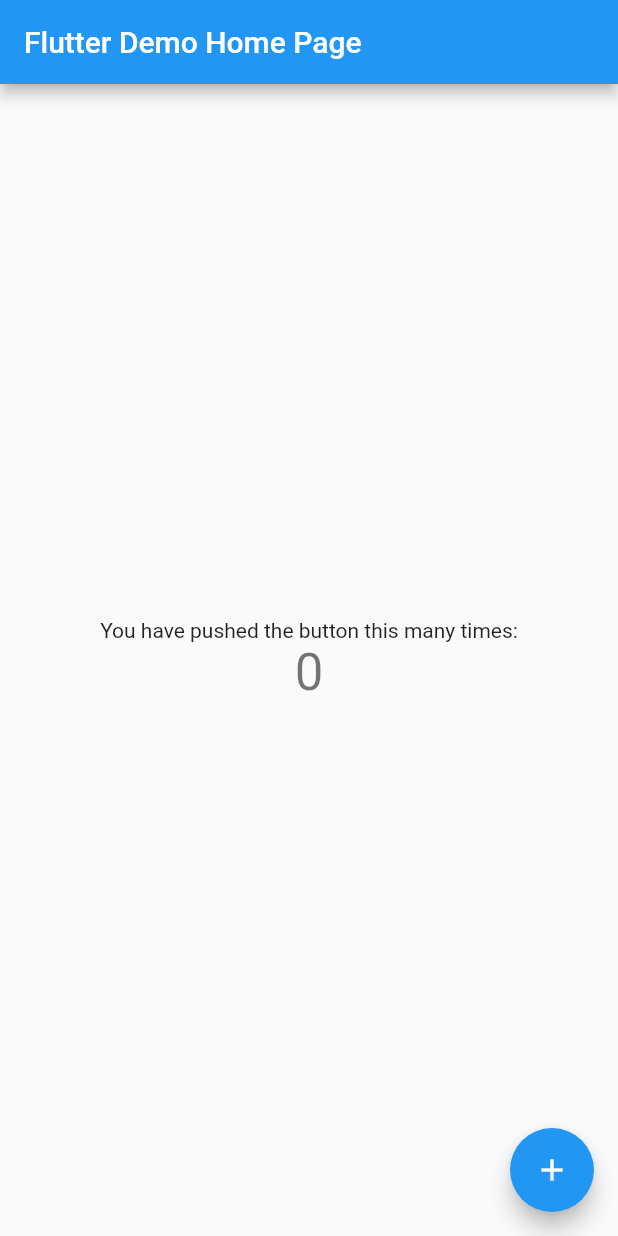
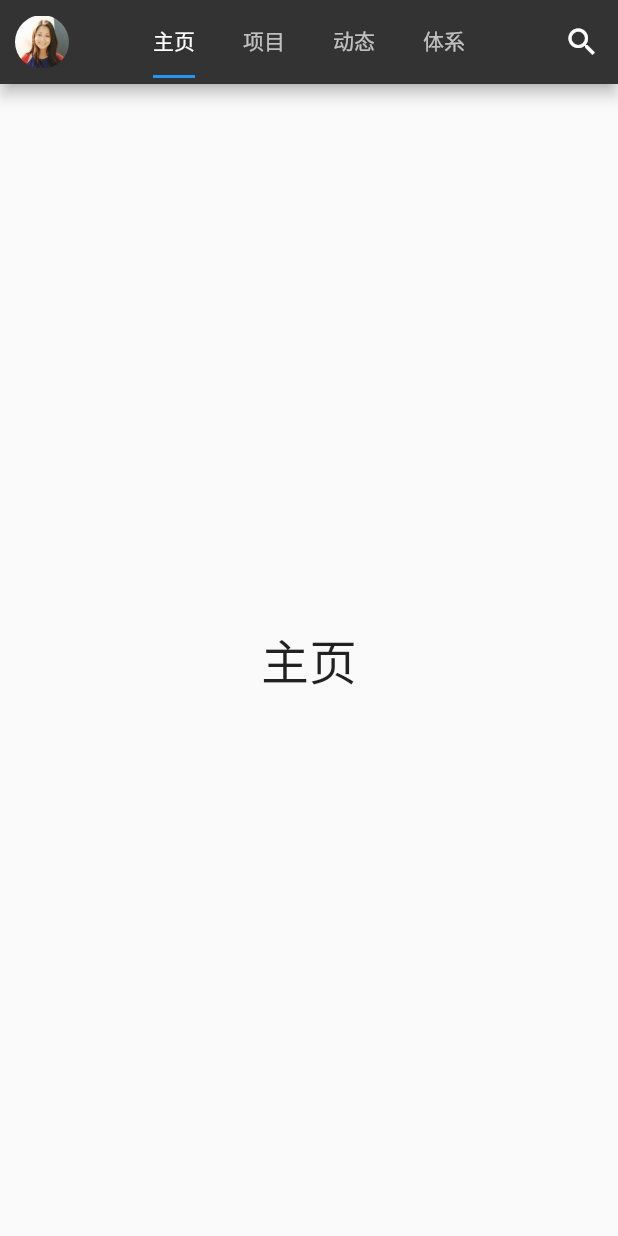
Before and after one commit to codewizard0803/Flutter-android, a Flutter app: the screen it shows after launch, on a phone screen of 412 x 824 dp. Run offline on Flutter 3.47's test engine with Material 2 defaults, Android fonts, the phone set to English and light mode, and no system bars; missing offline and left inert: common_utils.

Commit message:
version 0.0.1

```diff
--- a/lib/main.dart
+++ b/lib/main.dart
@@ -1,111 +1,171 @@
 import 'package:flutter/material.dart';
-import 'package:flazy/flazy.dart';
+import 'package:common_utils/common_utils.dart';
+import 'package:flutter/src/scheduler/ticker.dart';
 
 void main() => runApp(new MyApp());
 
 class MyApp extends StatelessWidget {
-  // This widget is the root of your application.
+  static const MaterialColor appMainColor = MaterialColor(
+    _appMainColor,
+    <int, Color>{
+      500: Color(_appMainColor),
+    },
+  );
+  static const int _appMainColor = 0xFF333333;
+
   @override
   Widget build(BuildContext context) {
+    // MaterialColor.
     return new MaterialApp(
-      title: 'Flutter Demo',
-      theme: new ThemeData(
-        // This is the theme of your application.
-        //
-        // Try running your application with "flutter run". You'll see the
-        // application has a blue toolbar. Then, without quitting the app, try
-        // changing the primarySwatch below to Colors.green and then invoke
-        // "hot reload" (press "r" in the console where you ran "flutter run",
-        // or press Run > Flutter Hot Reload in IntelliJ). Notice that the
-        // counter didn't reset back to zero; the application is not restarted.
-        primarySwatch: Colors.blue,
+      theme: ThemeData.light().copyWith(
+        primaryColor: Color(0xFF333333),
+        indicatorColor: Colors.white,
+        splashFactory: InkRipple.splashFactory,
+        platform: TargetPlatform.android,
       ),
-      home: new MyHomePage(title: 'Flutter Demo Home Page'),
+      home: new MyHomePage(),
     );
   }
 }
 
 class MyHomePage extends StatefulWidget {
-  MyHomePage({Key key, this.title}) : super(key: key);
-
-  // This widget is the home page of your application. It is stateful, meaning
-  // that it has a State object (defined below) that contains fields that affect
-  // how it looks.
-
-  // This class is the configuration for the state. It holds the values (in this
-  // case the title) provided by the parent (in this case the App widget) and
-  // used by the build method of the State. Fields in a Widget subclass are
-  // always marked "final".
-
-  final String title;
+  MyHomePage({Key key}) : super(key: key);
 
   @override
   _MyHomePageState createState() => new _MyHomePageState();
 }
 
-class _MyHomePageState extends State<MyHomePage> {
-  int _counter = 0;
+class _Page {
+  final String label;
 
-  void _incrementCounter() {
+  _Page(this.label);
+}
+
+final List<_Page> _allPages = <_Page>[
+  new _Page('主页'),
+  new _Page('项目'),
+  new _Page('动态'),
+  new _Page('体系'),
+//  new _Page('导航'),
+];
+
+class _MyHomePageState extends State<MyHomePage> implements TickerProvider {
+  final GlobalKey<ScaffoldState> _scaffoldKey = new GlobalKey<ScaffoldState>();
+
+  Ticker _ticker;
+
+  TabController _controller;
+
+  _Page _selectedPage;
+
+  @override
+  void initState() {
+    super.initState();
+    _controller = new TabController(vsync: this, length: _allPages.length);
+    _controller.addListener(_handleTabSelection);
+  }
+
+  @override
+  void dispose() {
+    _controller.dispose();
+    assert(() {
+      if (_ticker == null || !_ticker.isActive) return true;
+      throw new FlutterError('$this was disposed with an active Ticker.\n'
+          '$runtimeType created a Ticker via its SingleTickerProviderStateMixin, but at the time '
+          'dispose() was called on the mixin, that Ticker was still active. The Ticker must '
+          'be disposed before calling super.dispose(). Tickers used by AnimationControllers '
+          'should be disposed by calling dispose() on the AnimationController itself. '
+          'Otherwise, the ticker will leak.\n'
+          'The offending ticker was: ${_ticker.toString(debugIncludeStack: true)}');
+    }());
+    super.dispose();
+  }
+
+  void _handleTabSelection() {
     setState(() {
-      // This call to setState tells the Flutter framework that something has
-      // changed in this State, which causes it to rerun the build method below
-      // so that the display can reflect the updated values. If we changed
-      // _counter without calling setState(), then the build method would not be
-      // called again, and so nothing would appear to happen.
-      //    _counter++;
-      _counter = new Calculator().addOne(_counter);
+      _selectedPage = _allPages[_controller.index];
+    });
+  }
+
+  Widget buildTabView(_Page page) {
+    return new Builder(builder: (BuildContext context) {
+      return new Container(
+          key: new ValueKey<String>(page.label),
+          child: new Center(
+              child: new Text(page.label,
+                  style: new TextStyle(fontSize: 32.0),
+                  textAlign: TextAlign.center)));
     });
   }
 
   @override
   Widget build(BuildContext context) {
-    // This method is rerun every time setState is called, for instance as done
-    // by the _incrementCounter method above.
-    //
-    // The Flutter framework has been optimized to make rerunning build methods
-    // fast, so that you can just rebuild anything that needs updating rather
-    // than having to individually change instances of widgets.
     return new Scaffold(
+      key: _scaffoldKey,
       appBar: new AppBar(
-        // Here we take the value from the MyHomePage object that was created by
-        // the App.build method, and use it to set our appbar title.
-        title: new Text(widget.title),
+        leading: new InkWell(
+          onTap: () {
+            _scaffoldKey.currentState.openDrawer();
+          },
+          child: new Container(
+            width: kToolbarHeight,
+            height: kToolbarHeight,
+            margin: const EdgeInsets.all(10.0),
+            decoration: const BoxDecoration(
+              shape: BoxShape.circle,
+              image: const DecorationImage(
+                image: const AssetImage(
+                  "assets/images/ali_connors.png",
+                ),
+              ),
+            ),
+          ),
+        ),
+        centerTitle: true,
+        title: new TabBar(
+          controller: _controller,
+          isScrollable: true,
+          indicatorSize: TabBarIndicatorSize.label,
+          tabs:
+              _allPages.map((_Page page) => new Tab(text: page.label)).toList(),
+        ),
+        actions: <Widget>[
+          new IconButton(
+              icon: new Icon(Icons.search),
+              onPressed: () {
+                LogUtil.e("");
+              })
+        ],
       ),
-      body: new Center(
-        // Center is a layout widget. It takes a single child and positions it
-        // in the middle of the parent.
-        child: new Column(
-          // Column is also layout widget. It takes a list of children and
-          // arranges them vertically. By default, it sizes itself to fit its
-          // children horizontally, and tries to be as tall as its parent.
-          //
-          // Invoke "debug paint" (press "p" in the console where you ran
-          // "flutter run", or select "Toggle Debug Paint" from the Flutter tool
-          // window in IntelliJ) to see the wireframe for each widget.
-          //
-          // Column has various properties to control how it sizes itself and
-          // how it positions its children. Here we use mainAxisAlignment to
-          // center the children vertically; the main axis here is the vertical
-          // axis because Columns are vertical (the cross axis would be
-          // horizontal).
-          mainAxisAlignment: MainAxisAlignment.center,
-          children: <Widget>[
-            new Text(
-              'You have pushed the button this many times:',
-            ),
-            new Text(
-              '$_counter',
-              style: Theme.of(context).textTheme.display1,
-            ),
-          ],
+      body: new TabBarView(
+          controller: _controller,
+          children: _allPages.map(buildTabView).toList()),
+      drawer: new Drawer(
+        child: new Material(
+          child: new Container(
+            width: 200.0,
+          ),
         ),
       ),
-      floatingActionButton: new FloatingActionButton(
-        onPressed: _incrementCounter,
-        tooltip: 'Increment',
-        child: new Icon(Icons.add),
-      ), // This trailing comma makes auto-formatting nicer for build methods.
     );
   }
+
+  @override
+  Ticker createTicker(TickerCallback onTick) {
+    assert(() {
+      if (_ticker == null) return true;
+      throw new FlutterError(
+          '$runtimeType is a SingleTickerProviderStateMixin but multiple tickers were created.\n'
+          'A SingleTickerProviderStateMixin can only be used as a TickerProvider once. If a '
+          'State is used for multiple AnimationController objects, or if it is passed to other '
+          'objects and those objects might use it more than one time in total, then instead of '
+          'mixing in a SingleTickerProviderStateMixin, use a regular TickerProviderStateMixin.');
+    }());
+    _ticker = new Ticker(onTick, debugLabel: 'created by $this');
+    // We assume that this is called from initState, build, or some sort of
+    // event handler, and that thus TickerMode.of(context) would return true. We
+    // can't actually check that here because if we're in initState then we're
+    // not allowed to do inheritance checks yet.
+    return _ticker;
+  }
 }
```
Also changed, not shown: pubspec.yaml (+7 -3 lines), assets/images/3.0x/ali_connors.png (added), assets/images/3.0x/ali_connors_sml.png (added), lib/pages/aindex.dart (added), 2 other files.
